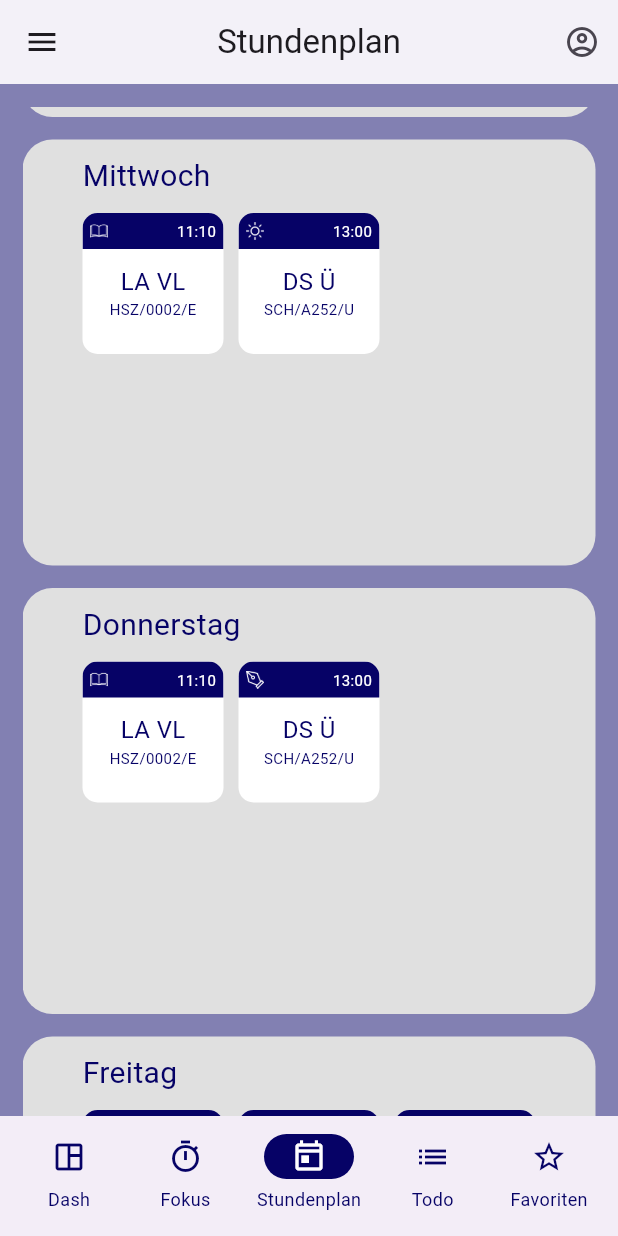
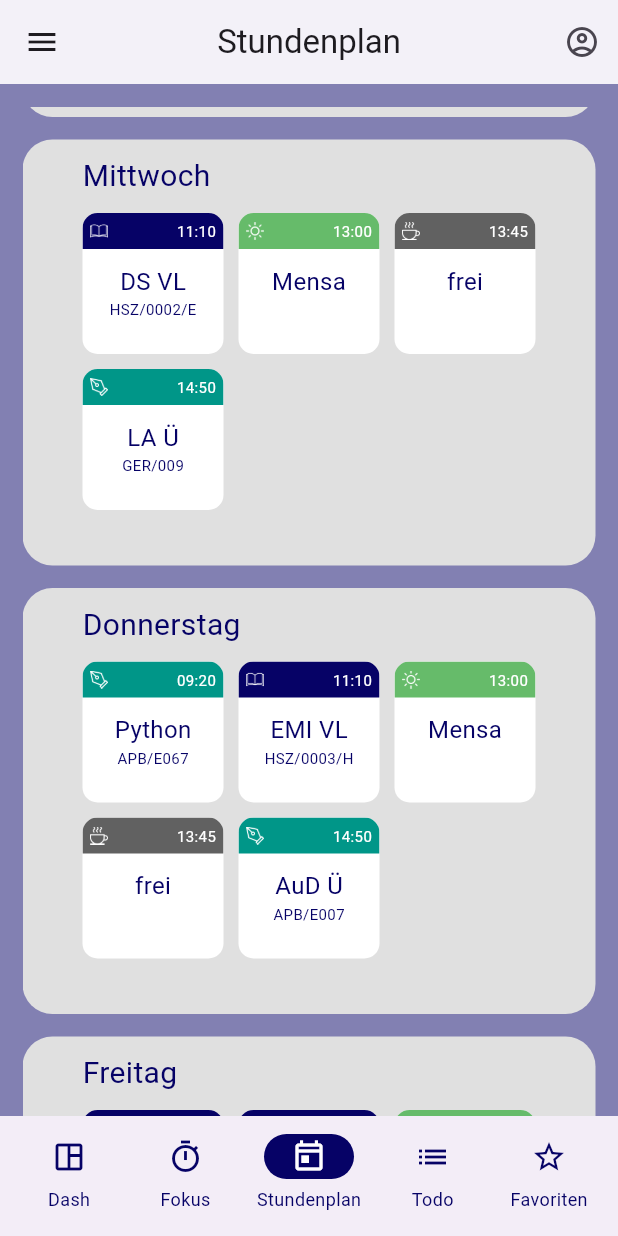
Before and after one commit to leviral/studiApp, a Flutter app: the screen it shows after launch, item 3 of the bottom bar chosen, scrolled down 576 dp, on a phone screen of 412 x 824 dp. Run offline on Flutter 3.47's test engine with Material 3 defaults, Android fonts, the phone set to English and light mode, and no system bars.

Commit message:
V1.3 changes

```diff
--- a/lib/components/template_calendar.dart
+++ b/lib/components/template_calendar.dart
@@ -19,10 +19,12 @@ class TemplateCalendar extends StatelessWidget {
 
   Color? colorAppointment() {
     try {
-      if (typeAppointment == "VL" || typeAppointment == "Ü") {
+      if (typeAppointment == "VL") {
         return Color.fromRGBO(6, 2, 102, 1);
+      } else if (typeAppointment == "Ü") {
+        return Colors.teal;
       } else if (typeAppointment == "Mensa") {
-        return Colors.green;
+        return Colors.green[400];
       } else if (typeAppointment == "frei") {
         return Colors.grey[700];
       }
--- a/lib/util/data.dart
+++ b/lib/util/data.dart
@@ -1,28 +1,34 @@
-import 'dart:ffi';
+class Data {
+  static String sunIcon = "assets/icons/sun.png";
+  static String bookIcon = "assets/icons/book.png";
+  static String penIcon = "assets/icons/fountain-pen.png";
+  static String coffeeIcon = "assets/icons/coffee.png";
 
-class Data {
-  Map<String, List<List<String>>> timeTable = {
+  final Map<String, List<List<String>>> timeTable = {
     "Montag": [
-      ["assets/icons/book.png", "11:10", "LA VL", "HSZ/0002/E", "VL"],
-      ["assets/icons/fountain-pen.png", "13:00", "DS Ü", "SCH/A252/U", "Ü"]
+      [sunIcon, "09:20", "EMI Ü", "APB/E067/P", "Ü"],
+      [bookIcon, "11:10", "LA VL", "HSZ/0002/E", "VL"],
+      [penIcon, "13:00", "DS Ü", "SCH/A252/U", "Ü"],
+      [sunIcon, "14:50", "Mensa", "", "Mensa"]
     ],
-    "Dienstag": [
-      ["assets/icons/book.png", "11:10", "LA VL", "HSZ/0002/E", "VL"],
-      ["assets/icons/fountain-pen.png", "13:00", "DS Ü", "SCH/A252/U", "Ü"]
-    ],
+    "Dienstag": [],
     "Mittwoch": [
-      ["assets/icons/book.png", "11:10", "LA VL", "HSZ/0002/E", "VL"],
-      ["assets/icons/sun.png", "13:00", "DS Ü", "SCH/A252/U", "Ü"]
+      [bookIcon, "11:10", "DS VL", "HSZ/0002/E", "VL"],
+      [sunIcon, "13:00", "Mensa", "", "Mensa"],
+      [coffeeIcon, "13:45", "frei", "", "frei"],
+      [penIcon, "14:50", "LA Ü", "GER/009", "Ü"]
     ],
     "Donnerstag": [
-      ["assets/icons/book.png", "11:10", "LA VL", "HSZ/0002/E", "VL"],
-      ["assets/icons/fountain-pen.png", "13:00", "DS Ü", "SCH/A252/U", "Ü"]
+      [penIcon, "09:20", "Python", "APB/E067", "Ü"],
+      [bookIcon, "11:10", "EMI VL", "HSZ/0003/H", "VL"],
+      [sunIcon, "13:00", "Mensa", "", "Mensa"],
+      [coffeeIcon, "13:45", "frei", "", "frei"],
+      [penIcon, "14:50", "AuD Ü", "APB/E007", "Ü"]
     ],
     "Freitag": [
-      ["assets/icons/book.png", "11:10", "LA VL", "HSZ/0002/E", "VL"],
-      ["assets/icons/fountain-pen.png", "13:00", "DS Ü", "SCH/A252/U", "Ü"],
-      ["assets/icons/book.png", "11:10", "LA VL", "HSZ/0002/E", "VL"],
-      ["assets/icons/fountain-pen.png", "13:00", "DS Ü", "SCH/A252/U", "Ü"]
+      [bookIcon, "09:20", "AuD VL", "HSZ/0002/E", "VL"],
+      [bookIcon, "11:10", "DS VL", "HSZ/0002/E", "VL"],
+      [sunIcon, "13:00", "Mensa", "", "Mensa"],
     ],
     "Samstag": [],
     "Sonntag": []
```
